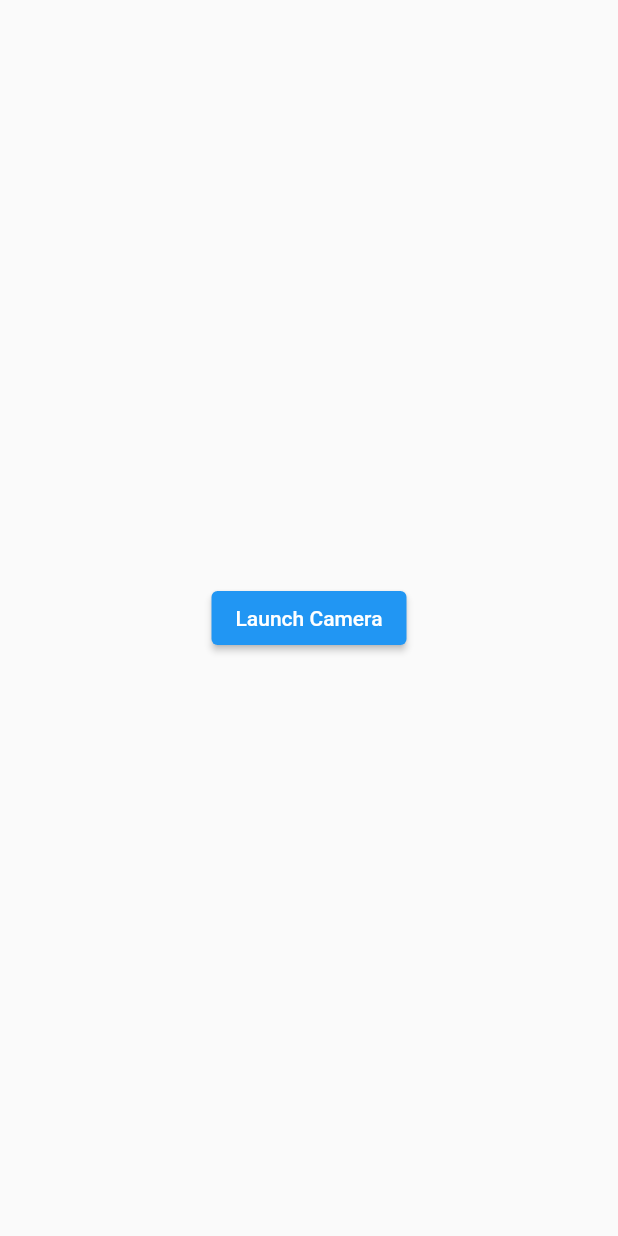
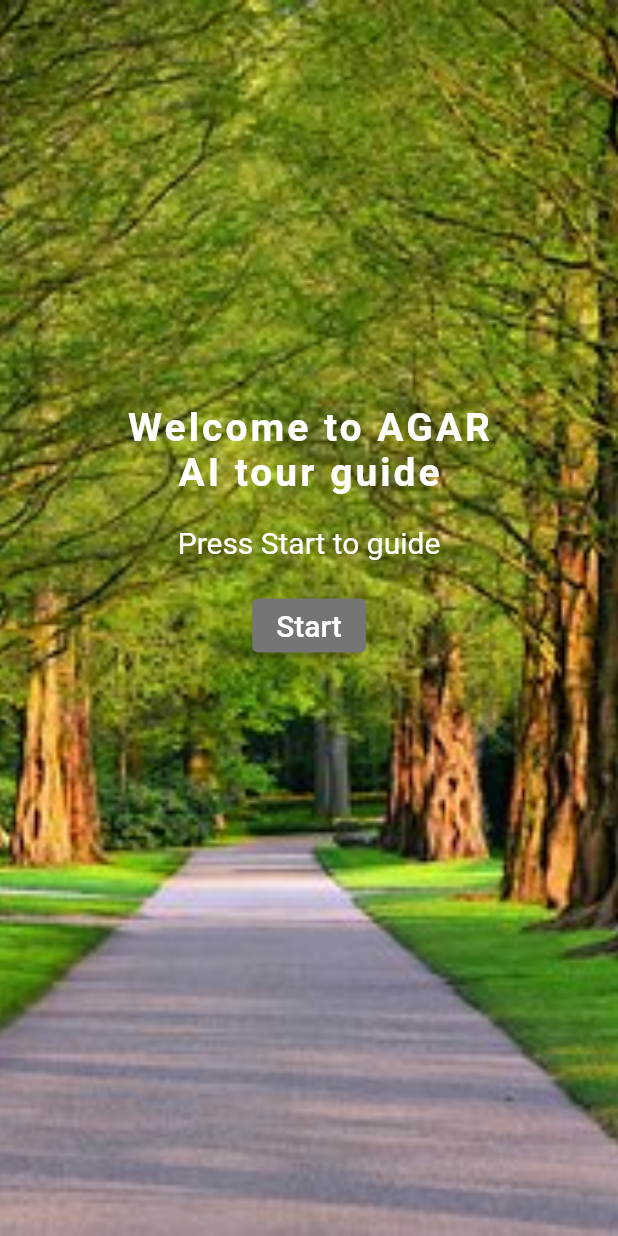
Before and after one commit to kalabYibeltal/Object_Classification, a Flutter app: the screen it shows after launch, on a phone screen of 412 x 824 dp. Run offline on Flutter 3.47's test engine with Material 2 defaults, Android fonts, the phone set to English and light mode, and no system bars; our stand-ins replace camera, dio.

Commit message:
loaction page and other changes

```diff
--- a/lib/home_page.dart
+++ b/lib/home_page.dart
@@ -1,6 +1,7 @@
 import 'package:camera/camera.dart';
 import 'package:flutter/material.dart';
 import 'package:untitled1/camera_page.dart';
+import 'package:untitled1/locations.dart';
 
 
 class HomePage extends StatelessWidget {
@@ -9,21 +10,98 @@ class HomePage extends StatelessWidget {
   @override
   Widget build(BuildContext context) {
     return Scaffold(
+      backgroundColor: Colors.grey,
+      body: Container(
+          decoration: BoxDecoration(
+              image: DecorationImage(
+                image: AssetImage('assets/img.png'),
+                fit: BoxFit.cover,
+              )
+          ),
+          child: Padding(
+            padding: const EdgeInsets.fromLTRB(0, 120.0, 0, 0),
+            child: Column(
+              children: <Widget>[
+                SizedBox(height: 150.0),
+                Center(
+                  child: Column(
+                    mainAxisAlignment: MainAxisAlignment.center,
+                    children: <Widget>[
+                      Text(
+                        "Welcome to AGAR",
+                        style: TextStyle(
+                          fontSize: 26.0,
+                          letterSpacing: 2.0,
+                          color: Colors.white,
+                          fontWeight: FontWeight.bold
+                        ),
+                      ),
+                      Text(
+                        "AI tour guide",
+                        style: TextStyle(
+                          fontSize: 26.0,
+                          letterSpacing: 2.0,
+                          color: Colors.white,
+                          fontWeight: FontWeight.bold
+                        ),
+                      ),
+                    ],
+                  ),
+                ),
+                SizedBox(height: 20.0),
+                Text(
+                    'Press Start to guide',
+                    style: TextStyle(
+                        fontSize: 20.0,
+                        color: Colors.white
+                    )
+                ),
+                SizedBox(height: 20.0),
+                Center(
+                  child: ElevatedButton(
+                    style: ElevatedButton.styleFrom(
+                        primary: Colors.grey[600],),
+                    onPressed: ()  {
+                      Navigator.push(
+                        context,
+                        MaterialPageRoute(
+                          builder: (context) => ChooseLocation(),
+                        ),
+                      );
+                    },
+                    child: const Text(
+                        'Start',
+                        style: TextStyle(
+                        fontSize: 20.0,
+                        color: Colors.white
+                      )
+                    ),
+                  ),
+                ),
+
+              ],
+            ),
+          ),
+        ),
+    );
+    return Scaffold(
       body: Center(
-        child: ElevatedButton(
-          onPressed: () async {
-            await availableCameras().then(
-                  (value) => Navigator.push(
-                context,
-                MaterialPageRoute(
-                  builder: (context) => CameraPage(cameras: value,),
+          child: Column(
+            children: [
+              Text(
+                "Welcome to AGAR. AI tour guide",
+                style: TextStyle(
+                  fontSize: 20.0,
+                  letterSpacing: 2.0,
+                  color: Colors.red,
+
                 ),
               ),
-            );
-          },
-          child: const Text('Launch Camera'),
-        ),
-      ),
+
+            ],
+          )
+      )
+
     );
   }
 }
--- a/pubspec.yaml
+++ b/pubspec.yaml
@@ -65,7 +65,8 @@ flutter:
   uses-material-design: true
 
   # To add assets to your application, add an assets section, like this:
-  # assets:
+  assets:
+    - assets/
   #   - images/a_dot_burr.jpeg
   #   - images/a_dot_ham.jpeg
 
```
Also changed, not shown: lib/camera_page.dart (+18 -16 lines), lib/locations.dart (added, +171 -0 lines), assets/img.png (added), lib/main.dart (line endings or trailing spaces).
